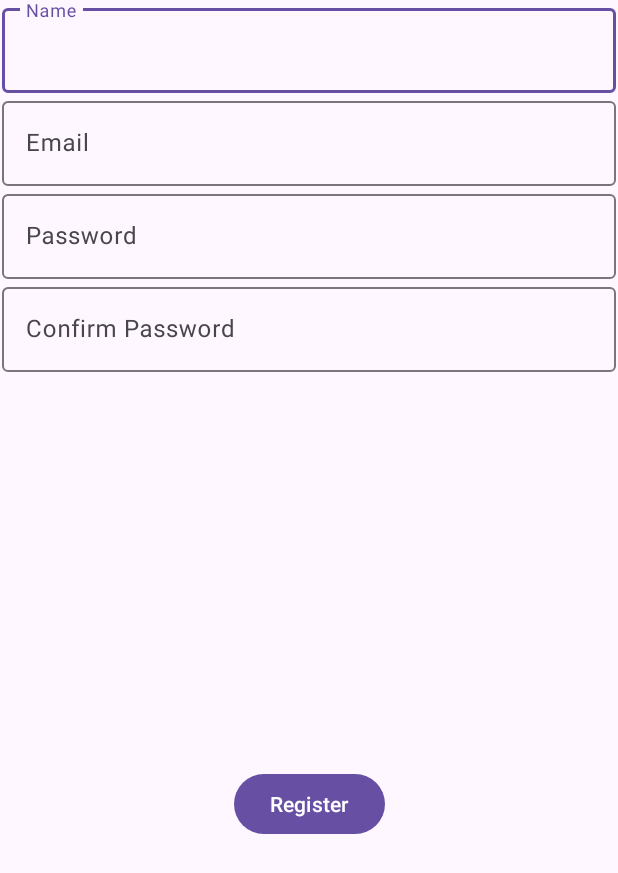
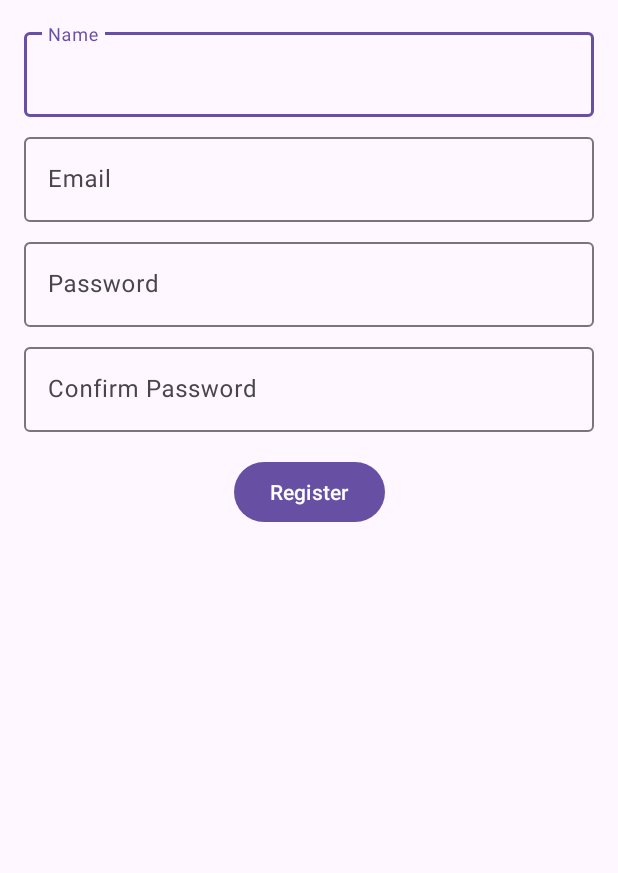
Before and after one commit to Issasafar/Anonymous_E_assessment, an Android app: the screen it shows after launch (TeacherRegisterActivity), on a phone screen of 412 x 824 dp. Shown: the top 873 px of the screen. Run offline under Robolectric (Android 15) with nearby library versions, the phone set to English and light mode, and no system bars; our stand-ins replace data binding; 9 statements that could not run were skipped.

Commit message:
modified teacher register form

```diff
--- a/app/src/main/java/com/issasafar/anonymouse_assessment/data/models/Student.java
+++ b/app/src/main/java/com/issasafar/anonymouse_assessment/data/models/Student.java
@@ -1,6 +1,6 @@
 package com.issasafar.anonymouse_assessment.data.models;
 
-public class Student {
+public class Student extends user {
     private int std_id;
     private String  name;
     private String email;
--- a/app/src/main/java/com/issasafar/anonymouse_assessment/data/models/Teacher.java
+++ b/app/src/main/java/com/issasafar/anonymouse_assessment/data/models/Teacher.java
@@ -1,6 +1,6 @@
 package com.issasafar.anonymouse_assessment.data.models;
 
-public class Teacher {
+public class Teacher extends user {
     private int t_id;
     private String name;
     private String email;
--- a/app/src/main/java/com/issasafar/anonymouse_assessment/data/models/login/ResetPasswordResponse.java
+++ b/app/src/main/java/com/issasafar/anonymouse_assessment/data/models/login/SuccessMessagePair.java
@@ -2,7 +2,7 @@ package com.issasafar.anonymouse_assessment.data.models.login;
 
 import com.google.gson.annotations.SerializedName;
 
-public class ResetPasswordResponse {
+public class SuccessMessagePair {
     public String getMessage() {
         return this.message;
     }
--- /dev/null
+++ b/app/src/main/java/com/issasafar/anonymouse_assessment/data/models/user.java
@@ -0,0 +1,4 @@
+package com.issasafar.anonymouse_assessment.data.models;
+
+public class user {
+}
--- a/app/src/main/res/layout/activity_teacher_register.xml
+++ b/app/src/main/res/layout/activity_teacher_register.xml
@@ -16,91 +16,92 @@
 
 
         <com.google.android.material.textfield.TextInputLayout
-            android:layout_width="409dp"
+            android:id="@+id/name_input"
+            android:layout_width="0dp"
             android:layout_height="wrap_content"
+            android:layout_marginStart="16dp"
+            android:layout_marginTop="16dp"
+            android:layout_marginEnd="16dp"
+            app:inputError="@{TeacherRegister.nameError}"
             app:layout_constraintEnd_toEndOf="parent"
             app:layout_constraintStart_toStartOf="parent"
-            app:layout_constraintTop_toTopOf="parent"
-            android:id="@+id/name_input"
-            app:inputError="@{TeacherRegister.nameError}"
-            >
+            app:layout_constraintTop_toTopOf="parent">
 
             <com.google.android.material.textfield.TextInputEditText
                 android:layout_width="match_parent"
                 android:layout_height="wrap_content"
                 android:hint="@string/name"
-                android:text="@={TeacherRegister.teacherName}"
+                android:inputType="text"
                 android:maxLines="1"
-                android:inputType="text"
-                />
+                android:text="@={TeacherRegister.teacherName}" />
         </com.google.android.material.textfield.TextInputLayout>
 
         <com.google.android.material.textfield.TextInputLayout
             android:id="@+id/email_input"
-            android:layout_width="409dp"
+            android:layout_width="0dp"
             android:layout_height="wrap_content"
-            app:layout_constraintEnd_toEndOf="parent"
-            app:layout_constraintStart_toStartOf="parent"
-            app:layout_constraintTop_toBottomOf="@+id/name_input"
+            android:layout_marginTop="8dp"
             app:inputError="@{TeacherRegister.emailError}"
-           >
+            app:layout_constraintEnd_toEndOf="@+id/name_input"
+            app:layout_constraintStart_toStartOf="@+id/name_input"
+            app:layout_constraintTop_toBottomOf="@+id/name_input">
 
             <com.google.android.material.textfield.TextInputEditText
                 android:layout_width="match_parent"
                 android:layout_height="wrap_content"
                 android:hint="@string/email"
-                android:text="@={TeacherRegister.teacherEmail}"
                 android:inputType="textEmailAddress"
-                />
+                android:text="@={TeacherRegister.teacherEmail}" />
 
         </com.google.android.material.textfield.TextInputLayout>
 
         <com.google.android.material.textfield.TextInputLayout
             android:id="@+id/password_input"
-            android:layout_width="409dp"
+            android:layout_width="0dp"
             android:layout_height="wrap_content"
-            app:layout_constraintEnd_toEndOf="parent"
-            app:layout_constraintStart_toStartOf="parent"
-            app:layout_constraintTop_toBottomOf="@+id/email_input"
-            app:inputError="@{TeacherRegister.passwordError}">
+            android:layout_marginTop="8dp"
+            app:inputError="@{TeacherRegister.passwordError}"
+            app:layout_constraintEnd_toEndOf="@+id/email_input"
+            app:layout_constraintStart_toStartOf="@+id/email_input"
+            app:layout_constraintTop_toBottomOf="@+id/email_input">
 
             <com.google.android.material.textfield.TextInputEditText
                 android:layout_width="match_parent"
                 android:layout_height="wrap_content"
                 android:hint="@string/password"
                 android:inputType="textPassword"
-                android:text="@={TeacherRegister.teacherPassword}"/>
+                android:text="@={TeacherRegister.teacherPassword}" />
         </com.google.android.material.textfield.TextInputLayout>
 
         <com.google.android.material.textfield.TextInputLayout
             android:id="@+id/confirm_password_input"
-            android:layout_width="409dp"
+            android:layout_width="0dp"
             android:layout_height="wrap_content"
-            app:layout_constraintEnd_toEndOf="parent"
-            app:layout_constraintStart_toStartOf="parent"
-            app:layout_constraintTop_toBottomOf="@+id/password_input"
-            app:inputError="@{TeacherRegister.repeatedPasswordError}">
+            android:layout_marginTop="8dp"
+            app:inputError="@{TeacherRegister.repeatedPasswordError}"
+            app:layout_constraintEnd_toEndOf="@+id/password_input"
+            app:layout_constraintStart_toStartOf="@+id/password_input"
+            app:layout_constraintTop_toBottomOf="@+id/password_input">
 
             <com.google.android.material.textfield.TextInputEditText
                 android:layout_width="match_parent"
                 android:layout_height="wrap_content"
                 android:hint="@string/confirm_password"
                 android:inputType="textPassword"
-                android:text="@={TeacherRegister.confirmPassword}"/>
+                android:text="@={TeacherRegister.confirmPassword}" />
         </com.google.android.material.textfield.TextInputLayout>
 
         <Button
             android:id="@+id/button"
             android:layout_width="wrap_content"
             android:layout_height="wrap_content"
+            android:layout_marginTop="16dp"
+            android:onClick="@{() -> TeacherRegister.onRegisterClicked()}"
             android:text="@string/register"
-            app:layout_constraintBottom_toBottomOf="parent"
-            app:layout_constraintEnd_toEndOf="parent"
-            app:layout_constraintStart_toStartOf="parent"
+            app:layout_constraintEnd_toEndOf="@+id/confirm_password_input"
+            app:layout_constraintStart_toStartOf="@+id/confirm_password_input"
             app:layout_constraintTop_toBottomOf="@+id/confirm_password_input"
-            android:onClick="@{() -> TeacherRegister.onRegisterClicked()}"
-            app:toastMessage="@{TeacherRegister.toastMessage}"
-            />
+            app:toastMessage="@{TeacherRegister.toastMessage}" />
 
 
     </androidx.constraintlayout.widget.ConstraintLayout>
```
Also changed, not shown: app/src/main/java/com/issasafar/anonymouse_assessment/views/login/LoginApi.java (+7 -8 lines), app/src/main/java/com/issasafar/anonymouse_assessment/views/login/ResetPasswordViewModel.java (+14 -15 lines).
